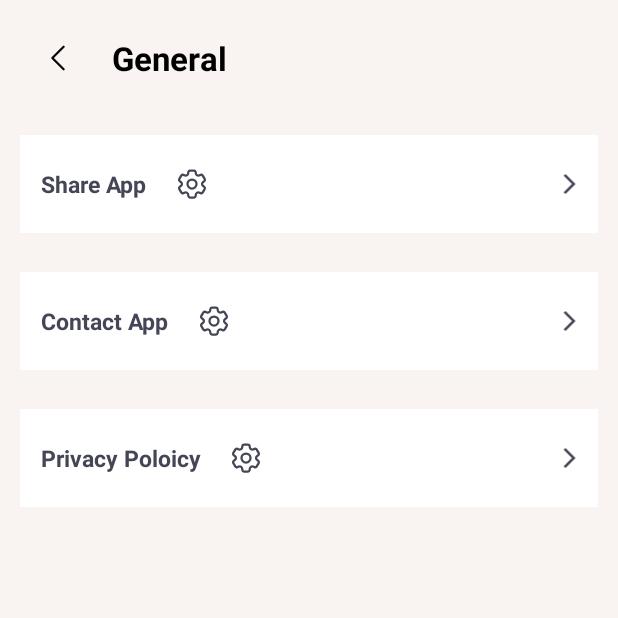
After one commit to trannam13122k/-Daily, an Android app: the fragment GeneralFragment placed in its activity, on a phone screen of 412 x 824 dp, the top half of it. The commit adds this screen. Run offline under Robolectric (Android 15) with nearby library versions, the phone set to English and light mode, and no system bars; our stand-ins replace Room's generated code, sdp/ssp sizes.

Commit message:
general Commit

```diff
--- /dev/null
+++ b/app/src/main/java/com/example/daily/ui/fragment/settingDaiLy/setting/general/GeneralFragment.kt
@@ -0,0 +1,66 @@
+package com.example.daily.ui.fragment.settingDaiLy.setting.general
+
+import android.content.Intent
+import android.content.pm.PackageManager
+import android.os.Bundle
+import androidx.fragment.app.Fragment
+import android.view.LayoutInflater
+import android.view.View
+import android.view.ViewGroup
+import androidx.core.app.ShareCompat
+import androidx.core.content.FileProvider
+import com.example.daily.R
+import com.example.daily.base.BaseFragment
+import com.example.daily.databinding.FragmentGeneralBinding
+import com.example.daily.ui.fragment.settingDaiLy.setting.general.itemFragment.ContactFragment
+import com.example.daily.ui.fragment.settingDaiLy.setting.general.itemFragment.PrivacyFragment
+import java.io.File
+
+
+class GeneralFragment : BaseFragment<FragmentGeneralBinding>() {
+    override fun getViewBinding(
+        inflater: LayoutInflater,
+        container: ViewGroup?
+    ): FragmentGeneralBinding {
+        return FragmentGeneralBinding.inflate(inflater)
+    }
+
+    override fun init() {
+
+    }
+
+    override fun setUpView() {
+
+        binding.ivBack.setOnClickListener {
+            activity?.onBackPressed()
+        }
+
+        binding.shareApp.setOnClickListener {
+            shareApp()
+        }
+
+        binding.contactApp.setOnClickListener {
+            openFragment(ContactFragment::class.java,null,true)
+        }
+
+        binding.privacyPoloicy.setOnClickListener {
+            openFragment(PrivacyFragment::class.java,null,true)
+
+        }
+    }
+
+    private fun shareApp() {
+        val message = "Try This App !"
+
+        val shareIntent = Intent(Intent.ACTION_SEND).apply {
+            type = "text/plain"
+            putExtra(Intent.EXTRA_TEXT, message)
+        }
+
+        val shareAppIntent = Intent.createChooser(shareIntent, "Share The Application")
+        if (shareAppIntent.resolveActivity(requireActivity().packageManager) != null) {
+            startActivity(shareAppIntent)
+        }
+    }
+
+}
--- a/app/src/main/java/com/example/daily/util/DataB.kt
+++ b/app/src/main/java/com/example/daily/util/DataB.kt
@@ -9,6 +9,7 @@ import com.example.daily.ui.fragment.themes.edit.textEditing.textEffect.pickerIt
 import com.example.daily.ui.fragment.settingDaiLy.affirmations.addYourOwn.AddYourOwnFragment
 import com.example.daily.ui.fragment.settingDaiLy.affirmations.collections.CollectionsFragment
 import com.example.daily.ui.fragment.settingDaiLy.affirmations.favourite.FavouriteFragment
+import com.example.daily.ui.fragment.settingDaiLy.setting.general.GeneralFragment
 import com.example.daily.ui.fragment.settingDaiLy.setting.reminders.RemindersFragment
 import com.example.daily.ui.fragment.settingDaiLy.settingMain.SettingModel
 import com.example.daily.ui.fragment.settingDaiLy.setting.widgets.WidgetsFragment
@@ -161,7 +162,7 @@ object DataB {
 
 
     val listSettings = listOf(
-        SettingModel("General", R.drawable.icon_setting),
+        SettingModel("General", R.drawable.icon_setting,GeneralFragment::class.java),
         SettingModel("Reminders", R.drawable.icon_reminders, RemindersFragment::class.java),
         SettingModel("Widgets", R.drawable.icon_widgets, WidgetsFragment::class.java)
     )
--- /dev/null
+++ b/app/src/main/res/layout/fragment_general.xml
@@ -0,0 +1,186 @@
+<?xml version="1.0" encoding="utf-8"?>
+<LinearLayout xmlns:android="http://schemas.android.com/apk/res/android"
+    xmlns:app="http://schemas.android.com/apk/res-auto"
+    xmlns:tools="http://schemas.android.com/tools"
+    android:layout_width="match_parent"
+    android:layout_height="match_parent"
+    android:id="@+id/general"
+    android:background="@color/background"
+    android:orientation="vertical"
+
+    android:padding="@dimen/_10sdp"
+    tools:context=".ui.fragment.settingDaiLy.setting.general.GeneralFragment">
+
+    <androidx.constraintlayout.widget.ConstraintLayout
+        android:layout_width="match_parent"
+        android:layout_height="wrap_content">
+
+        <ImageView
+            android:id="@+id/ivBack"
+            android:layout_width="wrap_content"
+            android:layout_height="wrap_content"
+            android:padding="@dimen/_10sdp"
+            android:src="@drawable/back"
+            app:layout_constraintStart_toStartOf="parent"
+            app:layout_constraintTop_toTopOf="parent" />
+
+        <TextView
+            android:layout_width="wrap_content"
+            android:layout_height="wrap_content"
+            android:layout_marginStart="4dp"
+            android:layout_marginTop="4dp"
+            android:padding="@dimen/_5sdp"
+            android:text="@string/general"
+            android:textColor="@color/black"
+            android:textSize="22dp"
+            android:textStyle="bold"
+            app:layout_constraintStart_toEndOf="@id/ivBack"
+            app:layout_constraintTop_toTopOf="parent"
+            app:layout_constraintVertical_bias="0.0" />
+    </androidx.constraintlayout.widget.ConstraintLayout>
+
+    <androidx.constraintlayout.widget.ConstraintLayout
+        android:id="@+id/shareApp"
+        android:layout_width="match_parent"
+        android:layout_height="@dimen/_50sdp"
+        android:layout_marginTop="@dimen/_20sdp"
+        android:background="@color/white"
+        android:padding="10dp"
+        app:layout_constraintBottom_toBottomOf="parent"
+        app:layout_constraintEnd_toEndOf="parent"
+        app:layout_constraintStart_toStartOf="parent"
+        app:layout_constraintTop_toTopOf="parent">
+
+        <TextView
+            android:id="@+id/tvTitle"
+            android:layout_width="wrap_content"
+            android:layout_height="wrap_content"
+            android:layout_marginStart="4dp"
+            android:text="Share App"
+            android:textColor="@color/gray"
+            android:textSize="@dimen/_12sdp"
+            android:textStyle="bold"
+            app:layout_constraintBottom_toBottomOf="parent"
+            app:layout_constraintStart_toStartOf="parent"
+            app:layout_constraintTop_toTopOf="parent" />
+
+        <ImageView
+            android:id="@+id/ivIcon"
+            android:layout_width="wrap_content"
+            android:layout_height="wrap_content"
+            android:layout_marginStart="8dp"
+            android:paddingStart="10dp"
+            android:src="@drawable/icon_setting"
+            app:layout_constraintBottom_toBottomOf="@+id/tvTitle"
+            app:layout_constraintStart_toEndOf="@id/tvTitle"
+            app:layout_constraintTop_toTopOf="@+id/tvTitle" />
+
+
+        <ImageView
+            android:layout_width="28dp"
+            android:layout_height="16dp"
+            android:paddingStart="10dp"
+            android:src="@drawable/right1"
+            app:layout_constraintBottom_toBottomOf="parent"
+            app:layout_constraintEnd_toEndOf="parent"
+            app:layout_constraintTop_toTopOf="parent" />
+    </androidx.constraintlayout.widget.ConstraintLayout>
+
+
+    <androidx.constraintlayout.widget.ConstraintLayout
+        android:id="@+id/contactApp"
+        android:layout_width="match_parent"
+        android:layout_height="@dimen/_50sdp"
+        android:layout_marginTop="@dimen/_20sdp"
+        android:background="@color/white"
+        android:padding="10dp"
+        app:layout_constraintBottom_toBottomOf="parent"
+        app:layout_constraintEnd_toEndOf="parent"
+        app:layout_constraintStart_toStartOf="parent"
+        app:layout_constraintTop_toTopOf="parent">
+
+        <TextView
+            android:id="@+id/tvTitle2"
+            android:layout_width="wrap_content"
+            android:layout_height="wrap_content"
+            android:layout_marginStart="4dp"
+            android:text="Contact App"
+            android:textColor="@color/gray"
+            android:textSize="@dimen/_12sdp"
+            android:textStyle="bold"
+            app:layout_constraintBottom_toBottomOf="parent"
+            app:layout_constraintStart_toStartOf="parent"
+            app:layout_constraintTop_toTopOf="parent" />
+
+        <ImageView
+            android:id="@+id/ivIcon2"
+            android:layout_width="wrap_content"
+            android:layout_height="wrap_content"
+            android:layout_marginStart="8dp"
+            android:paddingStart="10dp"
+            android:src="@drawable/icon_setting"
+            app:layout_constraintBottom_toBottomOf="@+id/tvTitle2"
+            app:layout_constraintStart_toEndOf="@id/tvTitle2"
+            app:layout_constraintTop_toTopOf="@+id/tvTitle2" />
+
+
+        <ImageView
+            android:layout_width="28dp"
+            android:layout_height="16dp"
+            android:paddingStart="10dp"
+            android:src="@drawable/right1"
+            app:layout_constraintBottom_toBottomOf="parent"
+            app:layout_constraintEnd_toEndOf="parent"
+            app:layout_constraintTop_toTopOf="parent" />
+    </androidx.constraintlayout.widget.ConstraintLayout>
+
+    <androidx.constraintlayout.widget.ConstraintLayout
+        android:id="@+id/privacyPoloicy"
+        android:layout_marginTop="@dimen/_20sdp"
+        android:background="@color/white"
+        android:layout_width="match_parent"
+        android:layout_height="@dimen/_50sdp"
+        android:padding="10dp"
+        app:layout_constraintBottom_toBottomOf="parent"
+        app:layout_constraintEnd_toEndOf="parent"
+        app:layout_constraintStart_toStartOf="parent"
+        app:layout_constraintTop_toTopOf="parent">
+
+        <TextView
+            android:id="@+id/tvTitle3"
+            android:layout_width="wrap_content"
+            android:layout_height="wrap_content"
+            android:layout_marginStart="4dp"
+            android:text="Privacy Poloicy"
+            android:textColor="@color/gray"
+            android:textSize="@dimen/_12sdp"
+            android:textStyle="bold"
+            app:layout_constraintBottom_toBottomOf="parent"
+            app:layout_constraintStart_toStartOf="parent"
+            app:layout_constraintTop_toTopOf="parent" />
+
+        <ImageView
+            android:id="@+id/ivIcon3"
+            android:layout_width="wrap_content"
+            android:layout_height="wrap_content"
+            android:layout_marginStart="8dp"
+            android:paddingStart="10dp"
+            android:src="@drawable/icon_setting"
+            app:layout_constraintBottom_toBottomOf="@+id/tvTitle3"
+            app:layout_constraintStart_toEndOf="@id/tvTitle3"
+            app:layout_constraintTop_toTopOf="@+id/tvTitle3" />
+
+
+        <ImageView
+            android:layout_width="28dp"
+            android:layout_height="16dp"
+            android:paddingStart="10dp"
+            android:src="@drawable/right1"
+            app:layout_constraintBottom_toBottomOf="parent"
+            app:layout_constraintEnd_toEndOf="parent"
+            app:layout_constraintTop_toTopOf="parent" />
+    </androidx.constraintlayout.widget.ConstraintLayout>
+
+
+
+</LinearLayout>
--- a/app/src/main/res/layout/fragment_main.xml
+++ b/app/src/main/res/layout/fragment_main.xml
@@ -4,6 +4,7 @@
     xmlns:tools="http://schemas.android.com/tools"
     android:layout_width="match_parent"
     android:layout_height="match_parent"
+    android:id="@+id/mainFragmet"
     tools:context=".ui.fragment.mainFragment.MainFragment">
 
     <ImageView
--- /dev/null
+++ b/app/src/main/res/xml/file_paths.xml
@@ -0,0 +1,3 @@
+<paths xmlns:android="http://schemas.android.com/apk/res/android">
+    <files-path name="shared_files" path="path_to_shared_files/" />
+</paths>
```
Also changed, not shown: app/src/main/AndroidManifest.xml (+12 -0 lines), app/src/main/java/com/example/daily/ui/fragment/settingDaiLy/setting/general/itemFragment/ContactFragment.kt (added, +61 -0 lines), app/src/main/java/com/example/daily/ui/fragment/settingDaiLy/setting/general/itemFragment/PrivacyFragment.kt (added, +41 -0 lines), app/src/main/res/layout/fragment_contact.xml (added, +72 -0 lines), app/src/main/res/layout/fragment_privacy.xml (added, +23 -0 lines), app/src/main/res/values/strings.xml (+46 -0 lines).
